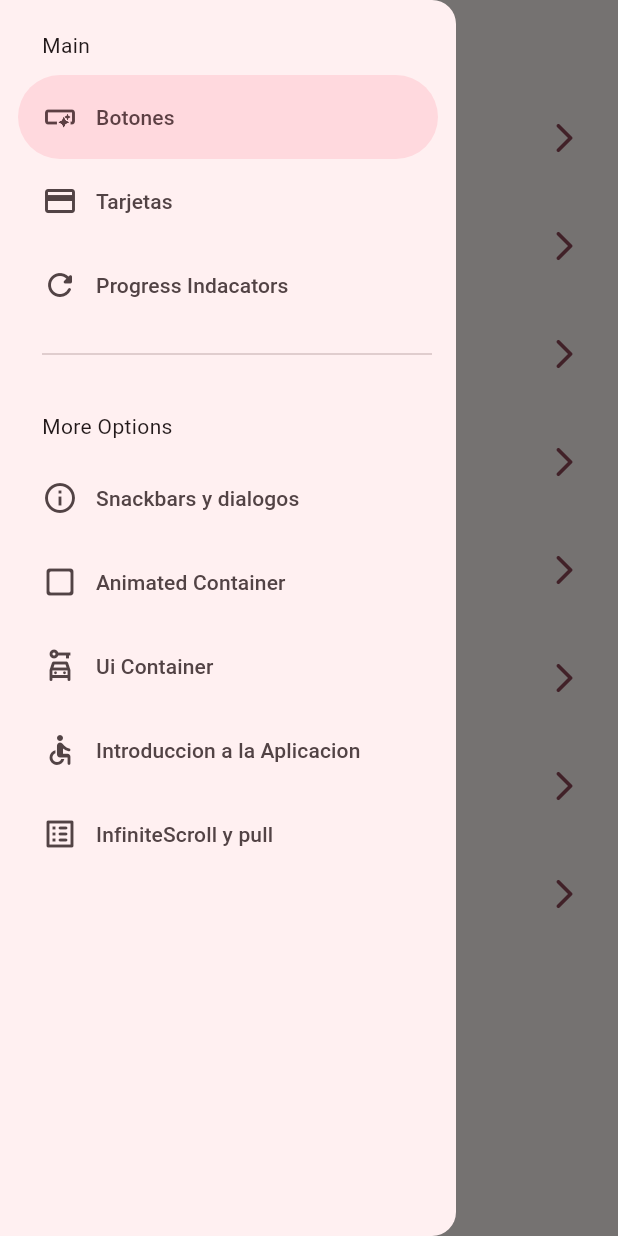
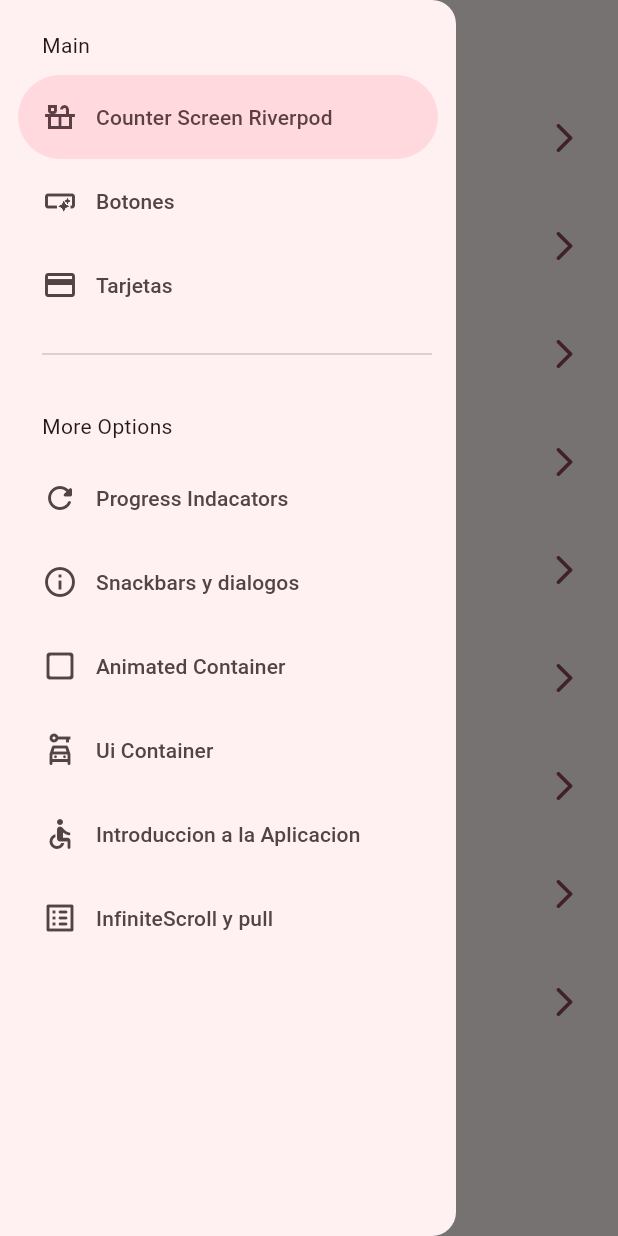
Before and after one commit to Aslyash73/AppProvider, a Flutter app: the screen it shows after launch, with the side drawer open, on a phone screen of 412 x 824 dp. Run offline on Flutter 3.47's test engine with Material 2 defaults, Android fonts, the phone set to English and light mode, and no system bars; our stand-ins replace animate_do, flutter_riverpod, go_router.

```diff
--- a/lib/config/menu/menu_item.dart
+++ b/lib/config/menu/menu_item.dart
@@ -15,6 +15,11 @@ class MenuItem {
 }
 
 const appMenuItems = <MenuItem>[
+  MenuItem(
+      title: 'Counter Screen Riverpod',
+      subTitle: 'Contador para mi Pantalla',
+      link: '/counter',
+      icon: Icons.countertops_outlined),
   MenuItem(
       title: 'Botones',
       subTitle: 'Varios botones en flutter',
--- a/lib/config/router/app_router.dart
+++ b/lib/config/router/app_router.dart
@@ -7,6 +7,7 @@ import 'package:widgets_app/presentation/screens/snackbar/snackbar_screen.dart';
 
 import '../../presentation/screens/animated/animated_screen.dart';
 import '../../presentation/screens/app_tutorial/app_tutorial_screen.dart';
+import '../../presentation/screens/counter/counter_screen.dart';
 import '../../presentation/screens/infinite_scroll/infinite_scroll_screen.dart';
 import '../../presentation/screens/ui_controls/ui_controls_screen.dart';
 
@@ -59,5 +60,10 @@ final appRouter = GoRouter(
       name: InfiniteScrollScreen.name,
       builder: (context, state) => const InfiniteScrollScreen(),
     ),
+    GoRoute(
+      path: '/counter',
+      name: CounterScreen.name,
+      builder: (context, state) => const CounterScreen(),
+    ),
   ],
 );
--- a/lib/main.dart
+++ b/lib/main.dart
@@ -1,9 +1,10 @@
 import 'package:flutter/material.dart';
+import 'package:flutter_riverpod/flutter_riverpod.dart';
 import 'package:widgets_app/config/router/app_router.dart';
 import 'package:widgets_app/config/theme/app_theme.dart';
 
 void main() {
-  runApp(const MainApp());
+  runApp(const ProviderScope(child: MainApp()));
 }
 
 class MainApp extends StatelessWidget {
--- a/lib/presentation/home/screens.dart
+++ b/lib/presentation/home/screens.dart
@@ -1,3 +1,4 @@
+export 'package:widgets_app/presentation/screens/counter/counter_screen.dart';
 export 'package:widgets_app/presentation/screens/animated/animated_screen.dart';
 export 'package:widgets_app/presentation/screens/app_tutorial/app_tutorial_screen.dart';
 export 'package:widgets_app/presentation/screens/buttons/buttons_screen.dart';
--- a/lib/presentation/providers/counter_provider.dart
+++ b/lib/presentation/providers/counter_provider.dart
@@ -0,0 +1,4 @@
+// import 'package:flutter/material.dart';
+import 'package:flutter_riverpod/flutter_riverpod.dart';
+
+final counterProvider = StateProvider<int>((ref) => 5);
--- /dev/null
+++ b/lib/presentation/providers/theme_provider.dart
@@ -0,0 +1,5 @@
+//Estado => idDarckModeProvider = boolean
+
+import 'package:flutter_riverpod/flutter_riverpod.dart';
+
+final isDarkmodeProvider = StateProvider((ref) => false);
--- a/lib/presentation/screens/home/home_screens.dart
+++ b/lib/presentation/screens/home/home_screens.dart
@@ -11,12 +11,17 @@ class HomeScreen extends StatelessWidget {
 
   @override
   Widget build(BuildContext context) {
+    final scaffoldKey = GlobalKey<ScaffoldState>();
+
     return Scaffold(
+        key: scaffoldKey,
         appBar: AppBar(
           title: const Text('Flutter + Material 3'),
         ),
         body: const _HomeView(),
-        drawer: const SideMenu());
+        drawer: SideMenu(
+          scaffoldKey: scaffoldKey,
+        ));
   }
 }
 
--- a/lib/presentation/widgets/side_menu.dart
+++ b/lib/presentation/widgets/side_menu.dart
@@ -1,8 +1,11 @@
 import 'package:flutter/material.dart';
+import 'package:go_router/go_router.dart';
 import 'package:widgets_app/config/menu/menu_item.dart';
 
 class SideMenu extends StatefulWidget {
-  const SideMenu({super.key});
+  final GlobalKey<ScaffoldState> scaffoldKey;
+
+  const SideMenu({super.key, required this.scaffoldKey});
 
   @override
   State<SideMenu> createState() => _SideMenuState();
@@ -21,6 +24,10 @@ class _SideMenuState extends State<SideMenu> {
           setState(() {
             navDrawerIndex = value;
           });
+
+          final menuItem = appMenuItems[value];
+          context.push(menuItem.link);
+          widget.scaffoldKey.currentState?.closeDrawer();
         },
         children: [
           Padding(
--- a/pubspec.yaml
+++ b/pubspec.yaml
@@ -10,6 +10,7 @@ dependencies:
   animate_do: ^3.0.2
   flutter:
     sdk: flutter
+  flutter_riverpod: ^2.3.6
   go_router: ^7.1.1
 
 dev_dependencies:
```
Also changed, not shown: lib/presentation/screens/counter/counter_screen.dart (added, +42 -0 lines), pubspec.lock.
